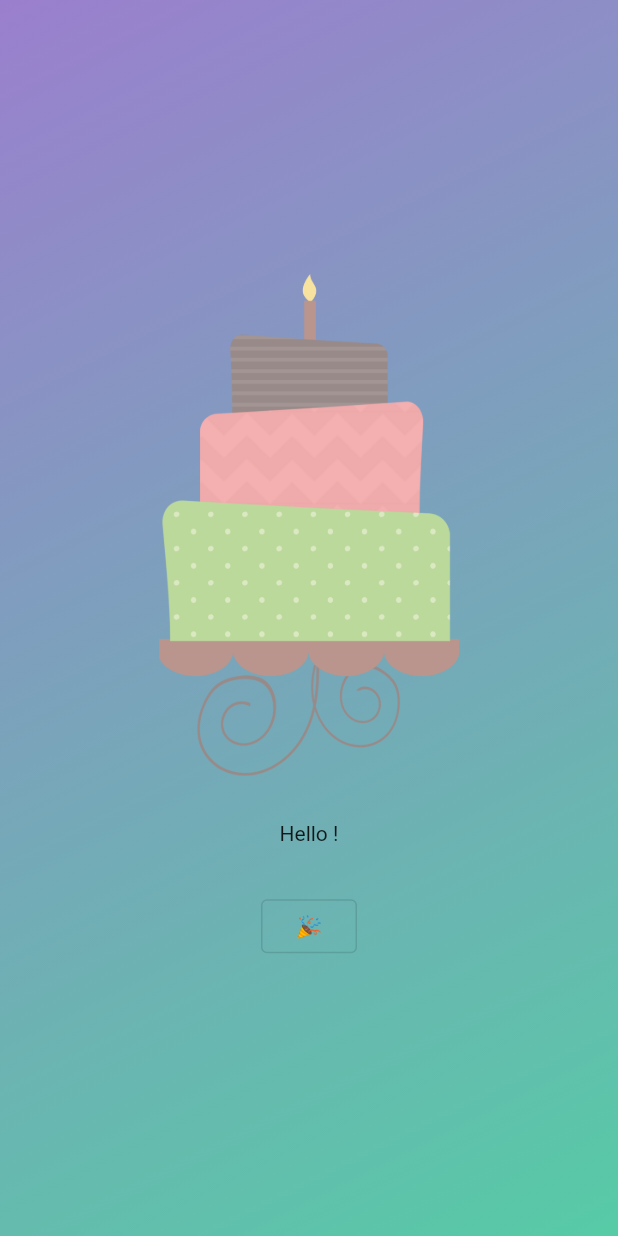
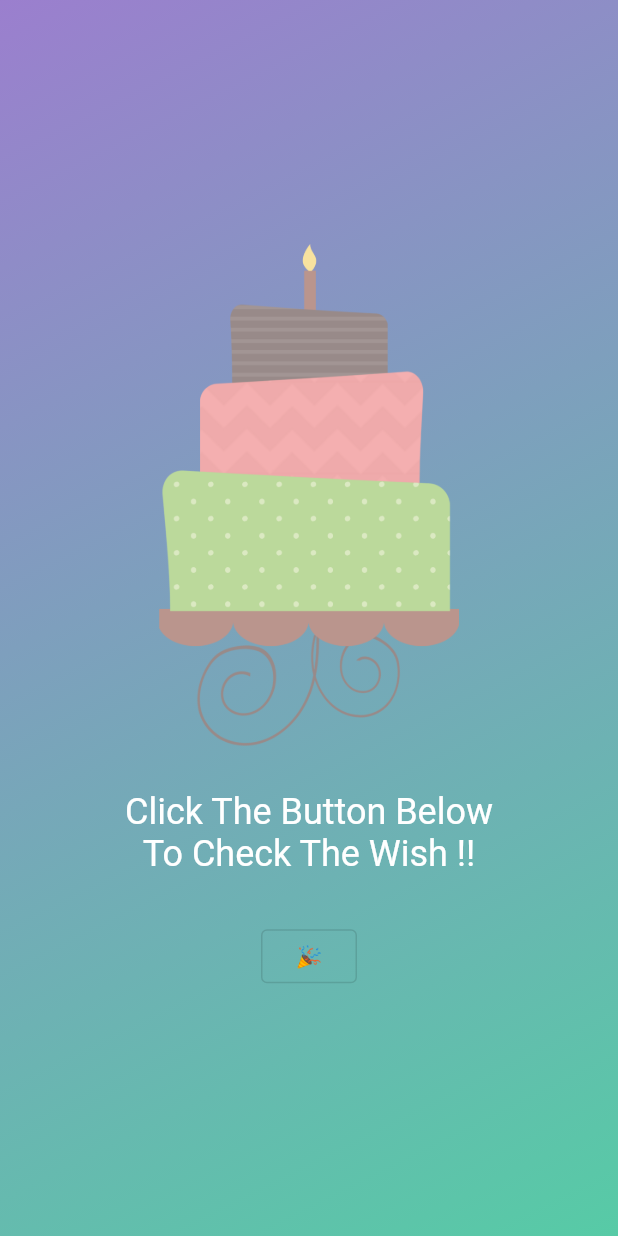
Before and after one commit to anmol420/BdayApp-In-Flutter, a Flutter app: the screen it shows after launch, on a phone screen of 412 x 824 dp. Run offline on Flutter 3.47's test engine with Material 2 defaults, Android fonts, the phone set to English and light mode, and no system bars; our stand-ins replace google_fonts.

Commit message:
Added StartScreen

```diff
--- a/lib/start_screen.dart
+++ b/lib/start_screen.dart
@@ -1,4 +1,5 @@
 import 'package:flutter/material.dart';
+import 'package:google_fonts/google_fonts.dart';
 
 class StartScreen extends StatelessWidget {
   const StartScreen({super.key});
@@ -16,8 +17,13 @@ class StartScreen extends StatelessWidget {
           const SizedBox(
             height: 30,
           ),
-          const Text(
-            "Hello !",
+          Text(
+            "Click The Button Below\nTo Check The Wish !!",
+            textAlign: TextAlign.center,
+            style: GoogleFonts.roboto(
+              color: Colors.white,
+              fontSize: 24,
+            ),
           ),
           const SizedBox(
             height: 30,
```
